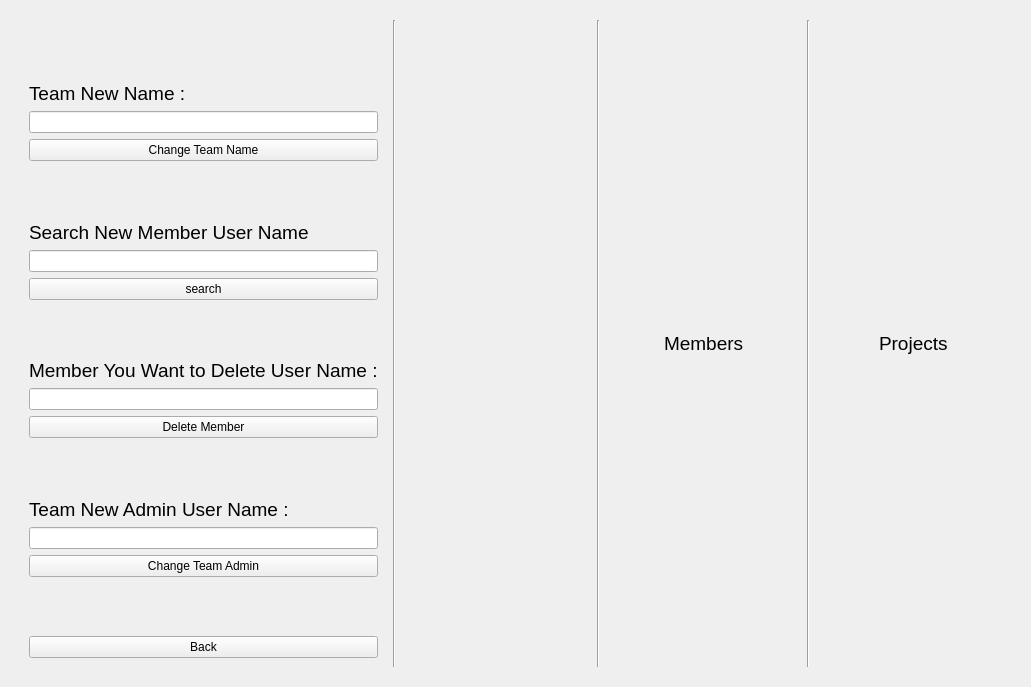
amirsoleimani7/AP_Project, file Client/dashboard.ui: the form before one commit.
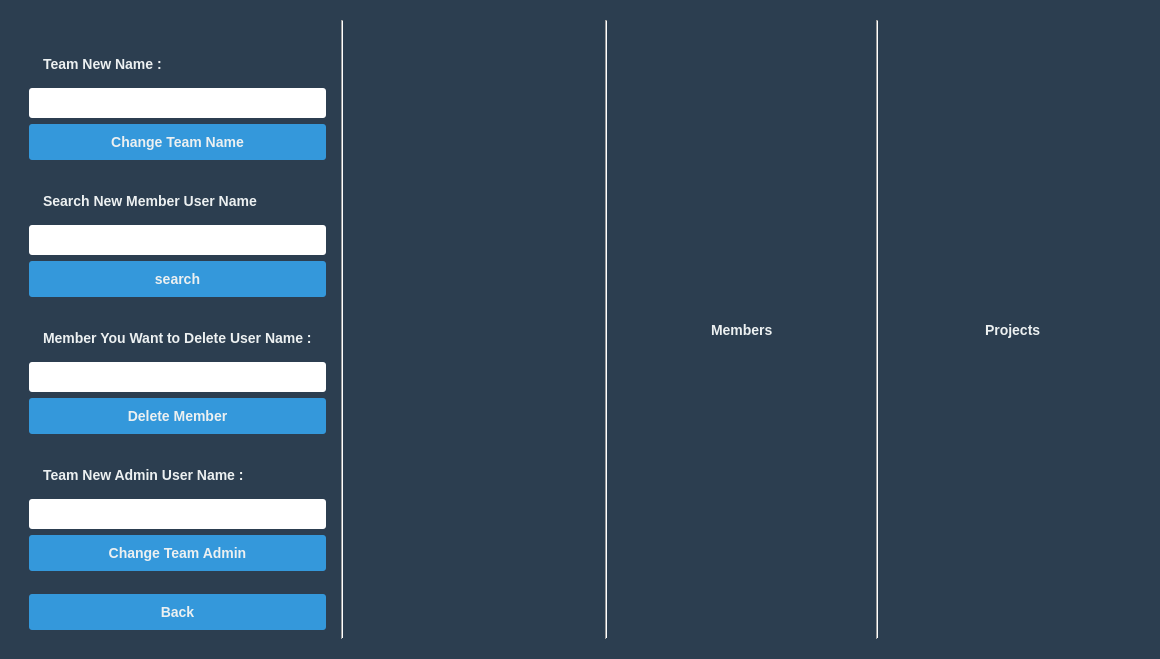
The form after the commit. The open tabs and pages were chosen to show the change.

```diff
--- a/Client/dashboard.ui
+++ b/Client/dashboard.ui
@@ -6,25 +6,87 @@
    <rect>
     <x>0</x>
     <y>0</y>
-    <width>1031</width>
-    <height>687</height>
+    <width>1160</width>
+    <height>659</height>
    </rect>
   </property>
   <property name="windowTitle">
    <string>Dialog</string>
   </property>
   <property name="styleSheet">
-   <string notr="true">QComboBox{
-  background-color: #2c3e50;
+   <string notr="true">QPushButton{
+  background-color: #3498db;
   color: #ecf0f1;
   padding: 10px 20px;
   border: none;
   border-radius: 3px;
   cursor: pointer;
+  font-size: 14px;
+font-weight: bold;
+}
+QPushButton:hover {
+  background-color: #2980b9;
+}
+QDateEdit{font-family: 'Arial', sans-serif;
+  background-color: #2c3e50;
+font-weight: bold;
+  color: #ecf0f1;
+  padding: 10px;
+  text-align: center;
+  font-size: 14px;}
+QComboBox{
+ font-family: 'Arial', sans-serif;
+  background-color: #2c3e50;
+font-weight: bold;
+  color: #ecf0f1;
+  padding: 10px;
+  text-align: center;
+  font-size: 14px;
+}
+QCheckBox{
+  font-family: 'Arial', sans-serif;
+  background-color: #2c3e50;
+  font-weight: bold;
+  color: #ecf0f1;
+  padding: 10px;
+  text-align: center;
+  font-size: 14px;
 }
 QLabel{
-font-family: 'Times New Roman', Times, serif;
-font-size: 19px;
+  font-family: 'Arial', sans-serif;
+  background-color: #2c3e50;
+  font-weight: bold;
+  color: #ecf0f1;
+  padding: 10px;
+  text-align: center;
+  font-size: 14px;
+}
+QLineEdit{
+  border-radius: 3px;
+  border: none;
+font-weight: bold;
+  Hight: 20px
+}
+QDialog
+{
+background-color: #2c3e50;
+font-weight: bold;
+}
+QMainWindow{
+  background-color: #2c3e50;
+}
+QMessageBox{
+	 background-color: #2c3e50;
+font-weight: bold;
+}
+QCombobox{
+  background-color: #2c3e50;
+font-weight: bold;
+  color: #ecf0f1;
+  padding: 10px 20px;
+  border: none;
+  border-radius: 3px;
+  cursor: pointer;
 }</string>
   </property>
   <layout class="QHBoxLayout" name="horizontalLayout_2">
@@ -1460,7 +1522,14 @@
             </widget>
            </item>
            <item>
-            <widget class="QLineEdit" name="TeamNewNameLineEdit"/>
+            <widget class="QLineEdit" name="TeamNewNameLineEdit">
+             <property name="minimumSize">
+              <size>
+               <width>0</width>
+               <height>30</height>
+              </size>
+             </property>
+            </widget>
            </item>
            <item>
             <widget class="QPushButton" name="TeamChangeNameBotton">
@@ -1490,7 +1559,14 @@
             </widget>
            </item>
            <item>
-            <widget class="QLineEdit" name="TeamNewMemberLineEdit"/>
+            <widget class="QLineEdit" name="TeamNewMemberLineEdit">
+             <property name="minimumSize">
+              <size>
+               <width>0</width>
+               <height>30</height>
+              </size>
+             </property>
+            </widget>
            </item>
            <item>
             <widget class="QPushButton" name="searchForUserNameToAddToTeam">
@@ -1520,7 +1596,14 @@
             </widget>
            </item>
            <item>
-            <widget class="QLineEdit" name="TeamDeletingMemberLineEdit"/>
+            <widget class="QLineEdit" name="TeamDeletingMemberLineEdit">
+             <property name="minimumSize">
+              <size>
+               <width>0</width>
+               <height>30</height>
+              </size>
+             </property>
+            </widget>
            </item>
            <item>
             <widget class="QPushButton" name="TeamDeletingMemberBotton">
@@ -1550,7 +1633,14 @@
             </widget>
            </item>
            <item>
-            <widget class="QLineEdit" name="TeamNewAdminLineEdit"/>
+            <widget class="QLineEdit" name="TeamNewAdminLineEdit">
+             <property name="minimumSize">
+              <size>
+               <width>0</width>
+               <height>30</height>
+              </size>
+             </property>
+            </widget>
            </item>
            <item>
             <widget class="QPushButton" name="TeamChangeAdminBotton">
```
Left out of the diff: 272 changed lines with no effect on the pictures.
